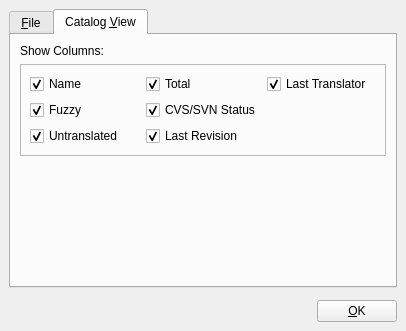
Qt form pootling/ui/CatalogSetting.ui (cc-archive/pootle) before a commit.
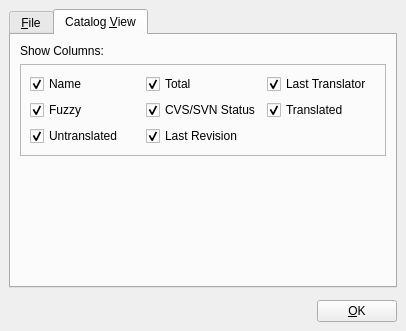
The same form after that commit. The open tabs and pages were chosen to show the change. Icons and pictures are not drawn.

Commit message: add translated on Catalog View tap

```diff
--- a/pootling/ui/CatalogSetting.ui
+++ b/pootling/ui/CatalogSetting.ui
@@ -248,6 +248,16 @@
             </property>
            </widget>
           </item>
+          <item row="1" column="2" >
+           <widget class="QCheckBox" name="chbtranslated" >
+            <property name="text" >
+             <string>Translated</string>
+            </property>
+            <property name="checked" >
+             <bool>true</bool>
+            </property>
+           </widget>
+          </item>
          </layout>
         </widget>
        </item>
```
Left out of the diff: 2 changed lines with no effect on the pictures. The commit also changes 1 other file.
